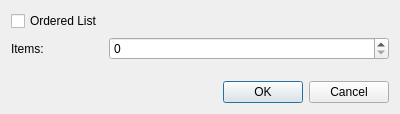
Above: Thorn/Thorn/InsertDialogs/InsertListDialog.ui from ianmartinez/thorn before the change. Below: the same form after it.
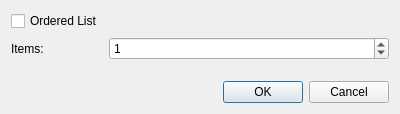
That is the form after the change.

Commit message: Improve insert list dialog

Patch:
```diff
--- a/Thorn/Thorn/InsertDialogs/InsertListDialog.ui
+++ b/Thorn/Thorn/InsertDialogs/InsertListDialog.ui
@@ -16,6 +16,9 @@
   <property name="windowTitle">
    <string>Insert List</string>
   </property>
+  <property name="sizeGripEnabled">
+   <bool>false</bool>
+  </property>
   <property name="modal">
    <bool>true</bool>
   </property>
@@ -44,6 +47,9 @@
        <property name="maximum">
         <number>10000</number>
        </property>
+       <property name="value">
+        <number>1</number>
+       </property>
       </widget>
      </item>
     </layout>
```
The commit also changes 8 other files.
